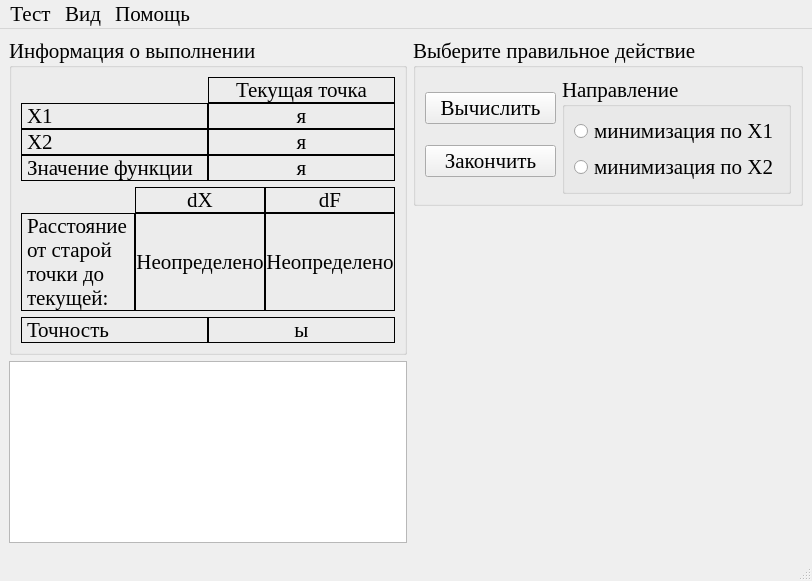
The window that optimizationmethods/ui/CWdescent_md.ui (Eliminationzx/optimizationmethods) describes before a commit, drawn with Qt 5.
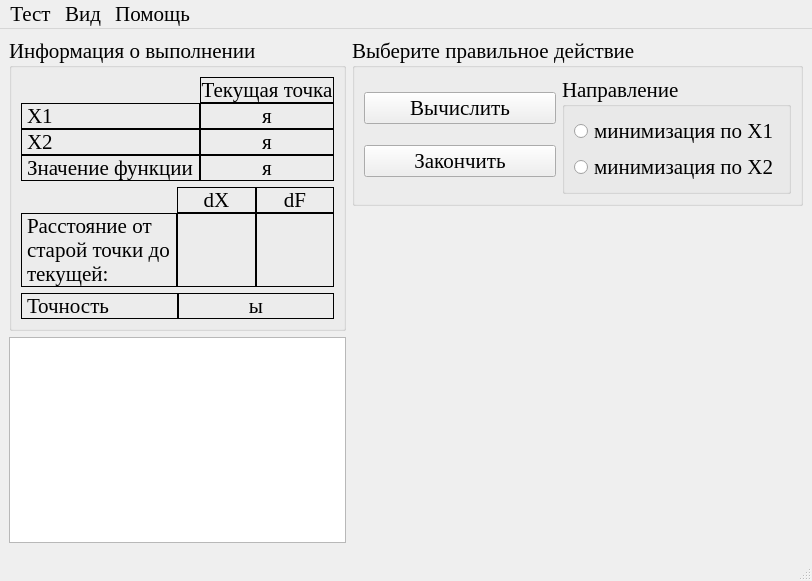
The same window after the commit. Icons and pictures are not drawn.

Commit message: сделал формы 2, 3 и 6 методов по горизонтали 1,2 - потом обсудим.

```diff
--- a/optimizationmethods/ui/CWdescent_md.ui
+++ b/optimizationmethods/ui/CWdescent_md.ui
@@ -27,7 +27,7 @@
     <normaloff>:/icon/icon.bmp</normaloff>:/icon/icon.bmp</iconset>
   </property>
   <widget class="QWidget" name="centralwidget">
-   <layout class="QGridLayout" name="gridLayout_5" columnstretch="1,1">
+   <layout class="QGridLayout" name="gridLayout_5" columnstretch="1,2">
     <item row="0" column="0" rowspan="2">
      <widget class="QGroupBox" name="groupBox_2">
       <property name="title">
@@ -196,9 +196,6 @@
            <property name="frameShape">
             <enum>QFrame::Box</enum>
            </property>
-           <property name="text">
-            <string>Неопределено</string>
-           </property>
            <property name="alignment">
             <set>Qt::AlignCenter</set>
            </property>
@@ -212,9 +209,6 @@
            <property name="frameShape">
             <enum>QFrame::Box</enum>
            </property>
-           <property name="text">
-            <string>Неопределено</string>
-           </property>
            <property name="alignment">
             <set>Qt::AlignCenter</set>
            </property>
```
The commit also changes 2 other files.
